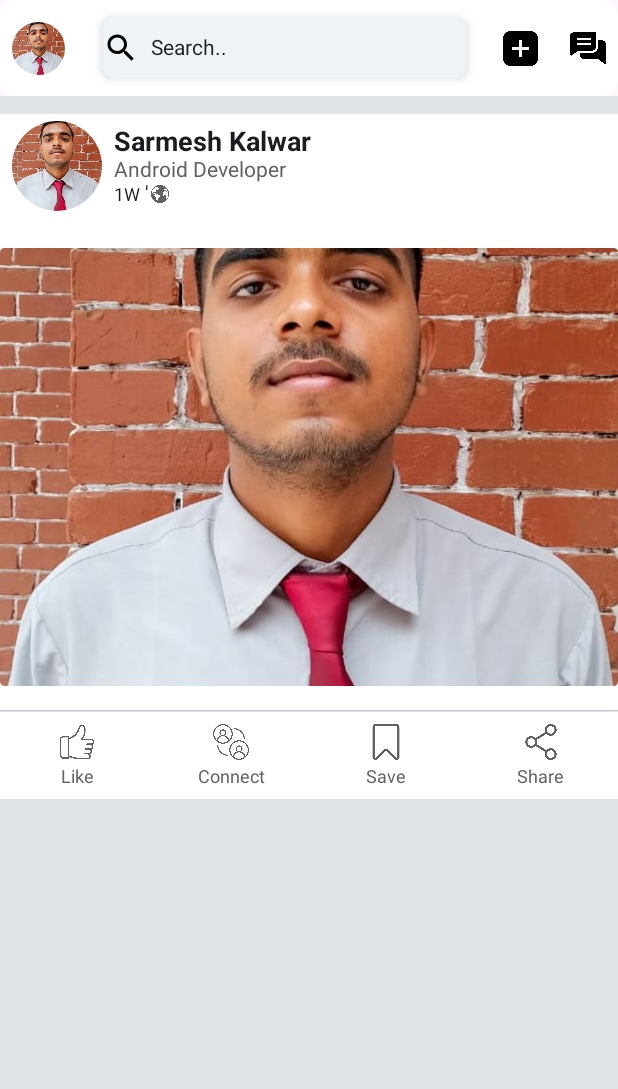
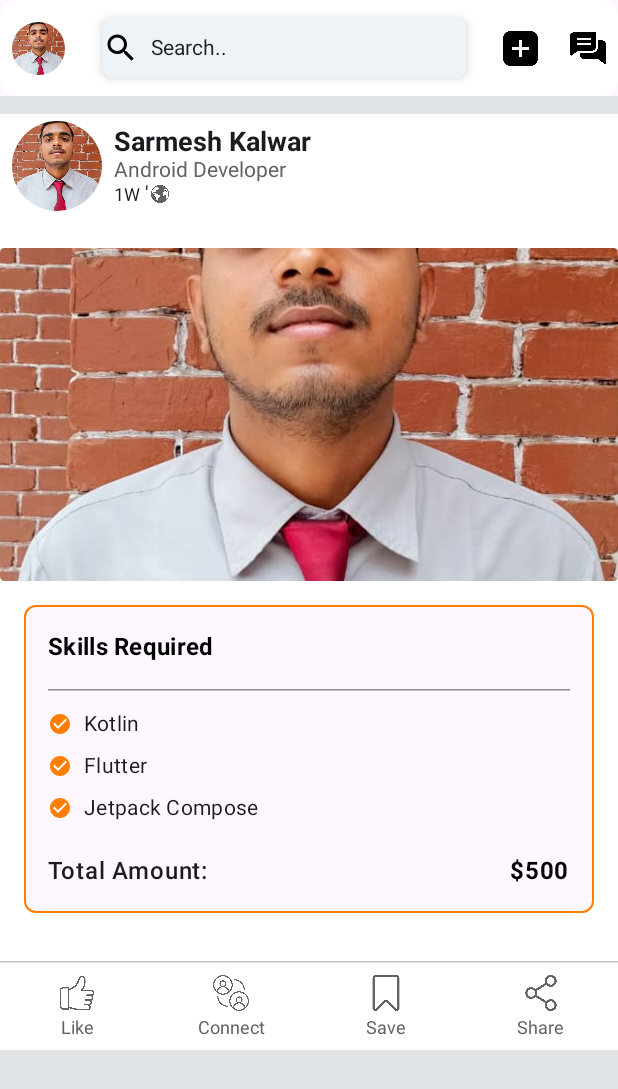
Before and after one commit to sarmesh17/ProjectSathi, an Android app built with Jetpack Compose: the @Preview function DashBoard, on a phone screen of 412 x 824 dp. Shown: the top 1089 px of the screen. Run offline under Robolectric (Android 15) with nearby library versions, the phone set to English and light mode, and no system bars.

Commit message:
added dashBoardViewModel and updated Status Screen

```diff
--- a/app/src/main/AndroidManifest.xml
+++ b/app/src/main/AndroidManifest.xml
@@ -3,6 +3,7 @@
     xmlns:tools="http://schemas.android.com/tools">
 
     <application
+        android:name=".ProjectSathiApplication"
         android:allowBackup="true"
         android:dataExtractionRules="@xml/data_extraction_rules"
         android:fullBackupContent="@xml/backup_rules"
--- a/app/src/main/java/com/matrix/projectsathi/presentation/dashboard/feed_screen/FeedScreen.kt
+++ b/app/src/main/java/com/matrix/projectsathi/presentation/dashboard/feed_screen/FeedScreen.kt
@@ -2,6 +2,7 @@ package com.matrix.projectsathi.presentation.dashboard.feed_screen
 
 import androidx.compose.foundation.Image
 import androidx.compose.foundation.background
+import androidx.compose.foundation.border
 import androidx.compose.foundation.clickable
 import androidx.compose.foundation.layout.Arrangement
 import androidx.compose.foundation.layout.Column
@@ -18,8 +19,12 @@ import androidx.compose.foundation.lazy.grid.LazyVerticalGrid
 import androidx.compose.foundation.lazy.grid.items
 import androidx.compose.foundation.shape.CircleShape
 import androidx.compose.foundation.shape.RoundedCornerShape
+import androidx.compose.material.icons.Icons
+import androidx.compose.material.icons.filled.CheckCircle
+import androidx.compose.material3.Divider
 import androidx.compose.material3.HorizontalDivider
 import androidx.compose.material3.Icon
+import androidx.compose.material3.MaterialTheme
 import androidx.compose.material3.Text
 import androidx.compose.runtime.Composable
 import androidx.compose.runtime.getValue
@@ -48,8 +53,17 @@ fun FeedScreen(
     userRole: String = "Android Developer",
     statusTime: String = "1W",
     images: List<Int>? = null,
-    statusText: String? = null
-) {
+    statusText: String? = null,
+    skills: List<String>?= listOf( // Sample data for skills and amounts
+        "Kotlin",
+        "Flutter",
+        "Jetpack Compose",
+    ),
+    totalAmount: Int?=500
+
+
+
+    ) {
 
     var isCommentSectionVisible by remember { mutableStateOf(false) }
     var comments by remember { mutableStateOf(listOf<String>()) }
@@ -125,7 +139,7 @@ fun FeedScreen(
                     contentDescription = null,
                     modifier = Modifier
                         .fillMaxWidth()
-                        .size(300.dp)
+                        .size(230.dp)
                         .padding(top = 8.dp)
                         .clip(RoundedCornerShape(3.dp)),
                     contentScale = ContentScale.Crop
@@ -143,6 +157,15 @@ fun FeedScreen(
                     fontWeight = FontWeight.Light,
                     color = colorResource(id = R.color.grey),
                     modifier = Modifier.padding(top = 8.dp, start = 8.dp)
+                )
+            }
+        }
+
+        // Project Skills and Amount Section
+        if (skills != null) {
+            if (totalAmount != null) {
+                SkillsAndAmountSection(
+                    skills = skills, totalAmount = totalAmount
                 )
             }
         }
@@ -184,8 +207,6 @@ fun FeedScreen(
 
 
     }
-
-
 
 
 }
@@ -281,3 +302,79 @@ fun DisplayImageGrid(images: List<Int>) {
         }
     }
 }
+
+@Composable
+fun SkillsAndAmountSection(skills: List<String>, totalAmount: Int) {
+    Column(
+        modifier = Modifier
+            .padding(16.dp)
+            .fillMaxWidth()
+            .background(MaterialTheme.colorScheme.surface, shape = RoundedCornerShape(8.dp))
+            .border(
+                width = 1.dp,
+                color = colorResource(id = R.color.orange),
+                shape = RoundedCornerShape(8.dp)
+            )
+            .padding(16.dp)
+    ) {
+        // Title
+        Text(
+            text = "Skills Required",
+            style = MaterialTheme.typography.titleMedium.copy(
+                fontWeight = FontWeight.Bold,
+                color = colorResource(id = R.color.black)
+            ),
+            modifier = Modifier.padding(bottom = 8.dp)
+        )
+
+        // Divider
+        HorizontalDivider(
+            modifier = Modifier.padding(vertical = 8.dp),
+            thickness = 1.dp,
+            color = MaterialTheme.colorScheme.onSurface.copy(alpha = 0.5f)
+        )
+
+        // Skills List
+        skills.forEach { skill ->
+            Row(
+                verticalAlignment = Alignment.CenterVertically,
+                modifier = Modifier.padding(vertical = 4.dp)
+            ) {
+                Icon(
+                    imageVector = Icons.Default.CheckCircle,
+                    contentDescription = null,
+                    tint = colorResource(id = R.color.orange),
+                    modifier = Modifier.size(16.dp)
+                )
+                Spacer(modifier = Modifier.width(8.dp))
+                Text(
+                    text = skill,
+                    style = MaterialTheme.typography.bodyMedium,
+                    color = MaterialTheme.colorScheme.onSurface
+                )
+            }
+        }
+
+        Spacer(modifier = Modifier.height(16.dp))
+
+        // Total Amount
+        Row(
+            horizontalArrangement = Arrangement.SpaceBetween,
+            verticalAlignment = Alignment.CenterVertically,
+            modifier = Modifier.fillMaxWidth()
+        ) {
+            Text(
+                text = "Total Amount:",
+                style = MaterialTheme.typography.bodyLarge.copy(fontWeight = FontWeight.Medium),
+                color = MaterialTheme.colorScheme.onSurface
+            )
+            Text(
+                text = "$${totalAmount}",
+                style = MaterialTheme.typography.bodyLarge.copy(
+                    fontWeight = FontWeight.Bold,
+                    color = colorResource(id = R.color.black)
+                )
+            )
+        }
+    }
+}
--- a/build.gradle.kts
+++ b/build.gradle.kts
@@ -3,4 +3,6 @@ plugins {
     alias(libs.plugins.android.application) apply false
     alias(libs.plugins.jetbrains.kotlin.android) apply false
     alias(libs.plugins.google.gms.google.services) apply false
+    id("com.google.dagger.hilt.android") version "2.51.1" apply false
+
 }
--- a/gradle/libs.versions.toml
+++ b/gradle/libs.versions.toml
@@ -11,6 +11,7 @@ composeBom = "2024.04.01"
 googleGmsGoogleServices = "4.4.2"
 firebaseStorage = "21.0.1"
 firebaseDatabase = "21.0.0"
+firebaseAuthKtx = "23.1.0"
 
 [libraries]
 androidx-core-ktx = { group = "androidx.core", name = "core-ktx", version.ref = "coreKtx" }
@@ -29,6 +30,7 @@ androidx-ui-test-junit4 = { group = "androidx.compose.ui", name = "ui-test-junit
 androidx-material3 = { group = "androidx.compose.material3", name = "material3" }
 firebase-storage = { group = "com.google.firebase", name = "firebase-storage", version.ref = "firebaseStorage" }
 firebase-database = { group = "com.google.firebase", name = "firebase-database", version.ref = "firebaseDatabase" }
+firebase-auth-ktx = { group = "com.google.firebase", name = "firebase-auth-ktx", version.ref = "firebaseAuthKtx" }
 
 [plugins]
 android-application = { id = "com.android.application", version.ref = "agp" }
```
Also changed, not shown: app/build.gradle.kts (+11 -0 lines), app/src/main/java/com/matrix/projectsathi/MainActivity.kt (+3 -22 lines), app/src/main/java/com/matrix/projectsathi/ProjectSathiApplication.kt (added, +8 -0 lines), app/src/main/java/com/matrix/projectsathi/di/AppModule.kt (added, +45 -0 lines), app/src/main/java/com/matrix/projectsathi/domain/model/Status.kt (added, +8 -0 lines), app/src/main/java/com/matrix/projectsathi/presentation/project_detail_screen/ProjectDetailsScreen.kt (+16 -1 lines), app/src/main/java/com/matrix/projectsathi/presentation/viewmodels/DashBoardScreenViewModel.kt (added, +59 -0 lines).
